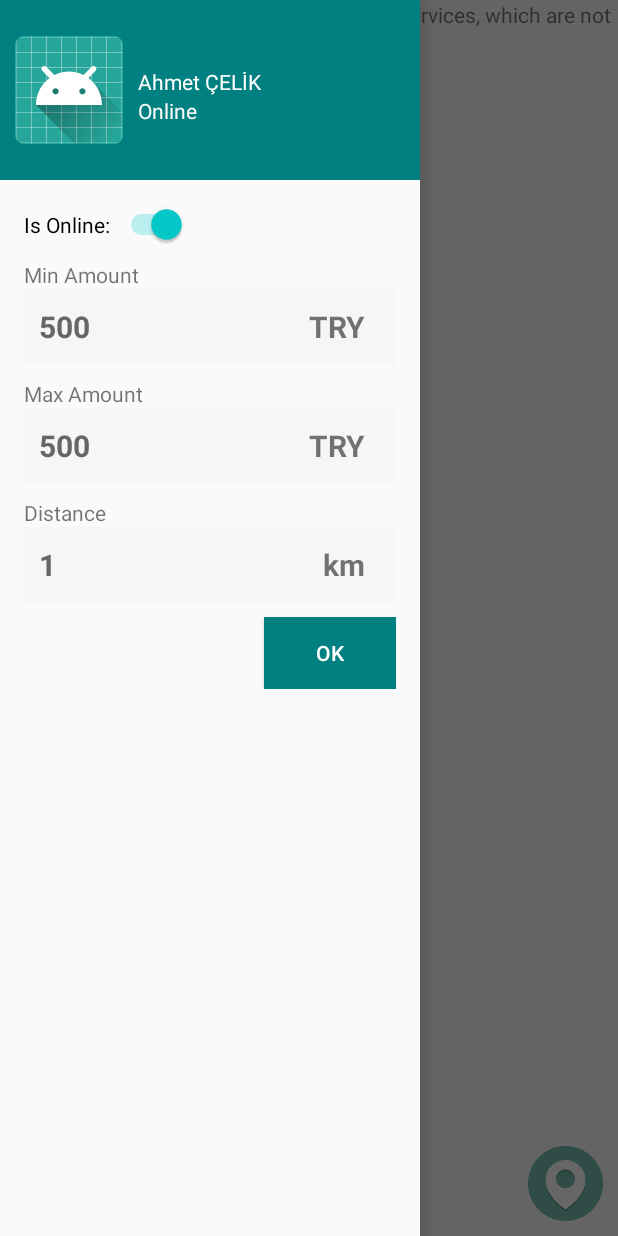
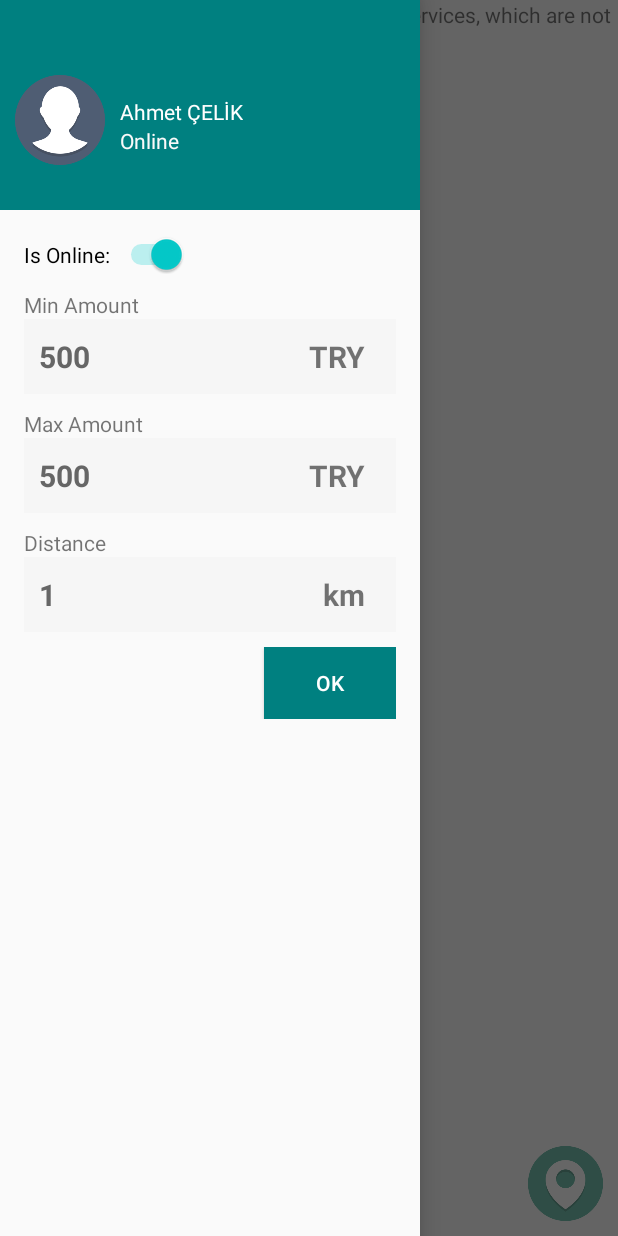
Before and after one commit to oae/team-unknown-frontend, an Android app: the screen it shows after launch (MakerActivity), with the side drawer open, on a phone screen of 412 x 824 dp. Run offline under Robolectric (Android 15) with nearby library versions, the phone set to English and light mode, and no system bars.

```diff
--- a/app/src/main/res/layout/activity_maker.xml
+++ b/app/src/main/res/layout/activity_maker.xml
@@ -26,7 +26,7 @@
         android:layout_height="match_parent"
         android:orientation="vertical">
 
-        <include layout="@layout/nav_header_maker" />
+        <include layout="@layout/nav_header_maker"/>
 
         <LinearLayout
             android:id="@+id/settings_container"
--- a/app/src/main/res/layout/nav_header_maker.xml
+++ b/app/src/main/res/layout/nav_header_maker.xml
@@ -3,10 +3,12 @@
     xmlns:android="http://schemas.android.com/apk/res/android"
     xmlns:app="http://schemas.android.com/apk/res-auto"
     android:layout_width="match_parent"
-    android:layout_height="120dp"
+    android:layout_height="wrap_content"
     android:background="@color/colorPrimary"
     android:gravity="center_vertical"
-    android:padding="10dp"
+    android:paddingTop="50dp"
+    android:paddingBottom="30dp"
+    android:paddingLeft="10dp"
     android:orientation="vertical">
 
     <LinearLayout
@@ -16,9 +18,9 @@
 
         <ImageView
             android:id="@+id/imageView"
-            android:layout_width="wrap_content"
-            android:layout_height="wrap_content"
-            app:srcCompat="@mipmap/ic_launcher_round"/>
+            android:layout_width="60dp"
+            android:layout_height="60dp"
+            android:src="@drawable/ic_no_avatar"/>
 
         <LinearLayout
             android:layout_width="match_parent"
```
Also changed, not shown: app/src/main/java/com/teamunknown/paranbende/BaseMapActivity.java (+4 -4 lines), app/src/main/java/com/teamunknown/paranbende/MakerActivity.java (+16 -0 lines), app/src/main/java/com/teamunknown/paranbende/controller/MainActivity.java (+11 -0 lines), app/src/main/res/drawable/ic_no_avatar.png (added), 1 other file.
